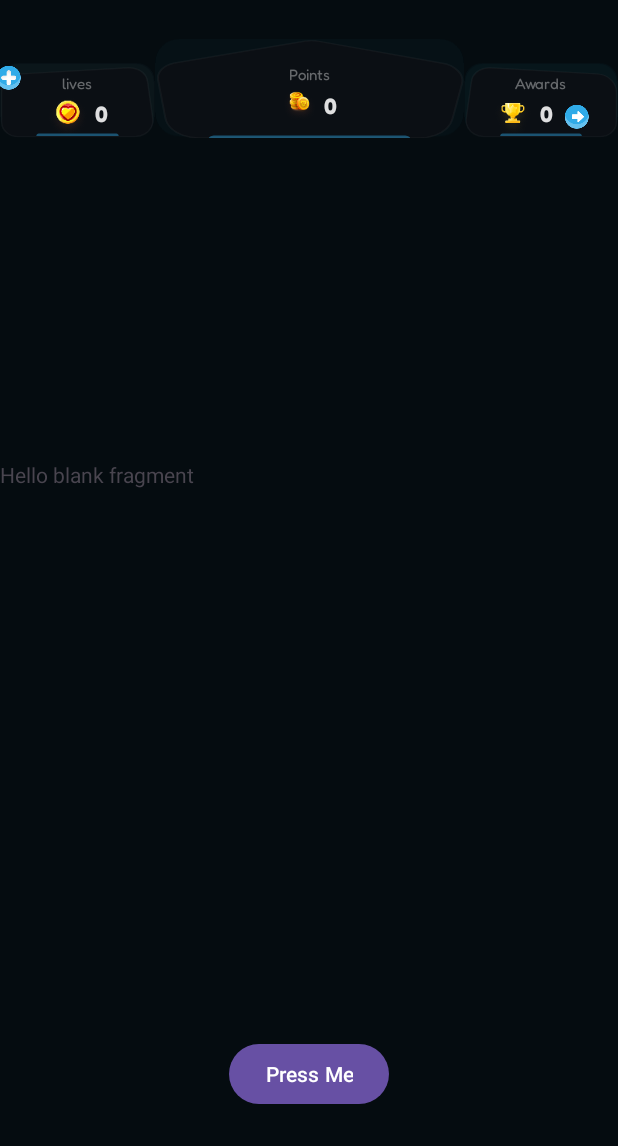
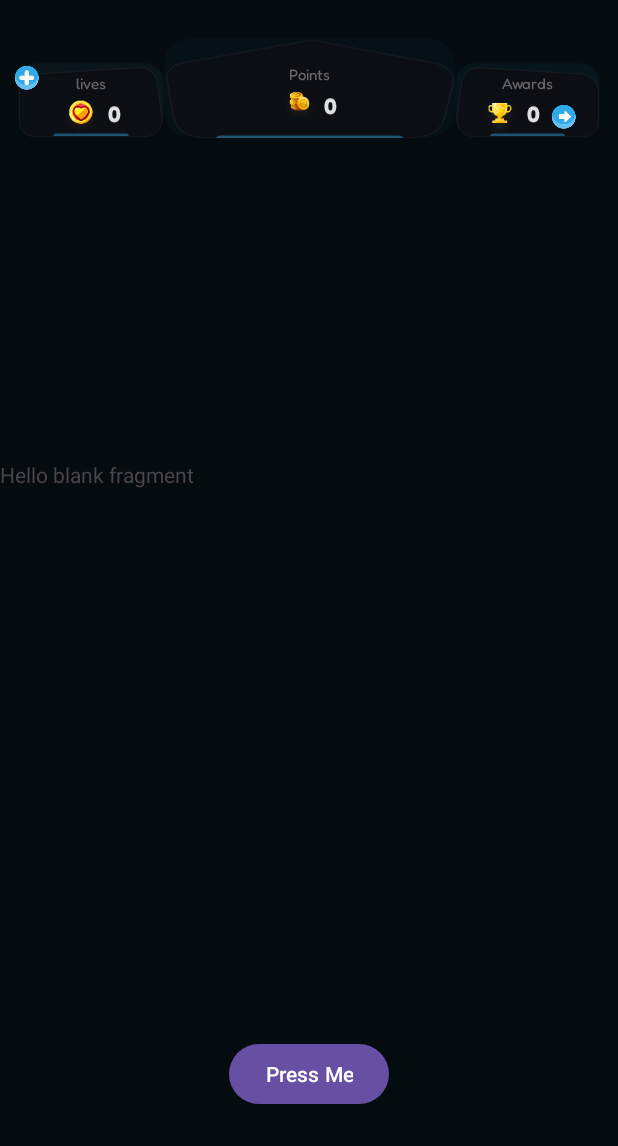
Before and after one commit to ahmedhgabr/Qurio, an Android app: the screen it shows after launch (MainActivity), on a phone screen of 412 x 824 dp, the part 90-1236 px from its top. Run offline under Robolectric (Android 15) with nearby library versions, the phone set to English and light mode, and no system bars; our stand-ins replace Dagger/Hilt's generated code; libraries missing offline, so code that uses them is left out: com.jakewharton.retrofit2; 1 statement that could not run was skipped.

Commit message:
refactor: margin around

```diff
--- a/app/src/main/res/layout/statistics.xml
+++ b/app/src/main/res/layout/statistics.xml
@@ -11,6 +11,7 @@
         android:layout_width="0dp"
         android:layout_height="50dp"
         app:layout_constraintHorizontal_weight="1"
+        android:layout_marginStart="12dp"
         android:background="@drawable/lives_background"
         app:layout_constraintStart_toStartOf="parent"
         app:layout_constraintEnd_toStartOf="@+id/points_container"
@@ -153,6 +154,7 @@
         android:layout_width="0dp"
         android:layout_height="50dp"
         app:layout_constraintHorizontal_weight="1"
+        android:layout_marginEnd="12dp"
         android:background="@drawable/awards_background"
         app:layout_constraintStart_toEndOf="@+id/points_container"
         app:layout_constraintEnd_toEndOf="parent"
```
